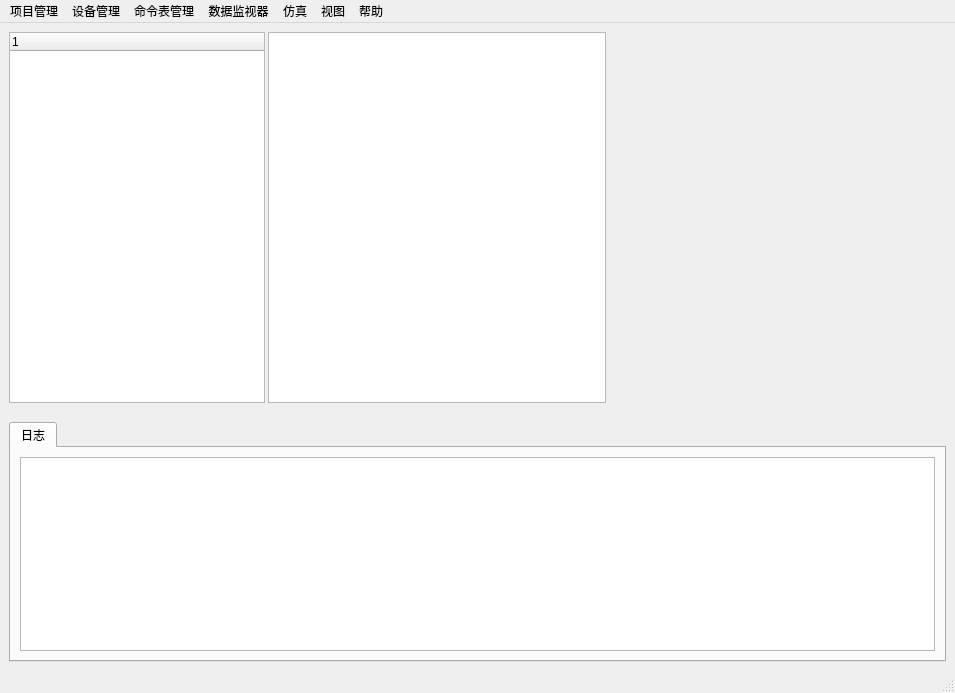
Qt form mainwindow.ui (RobbinLin7/ARINC659-SIM) before a commit.
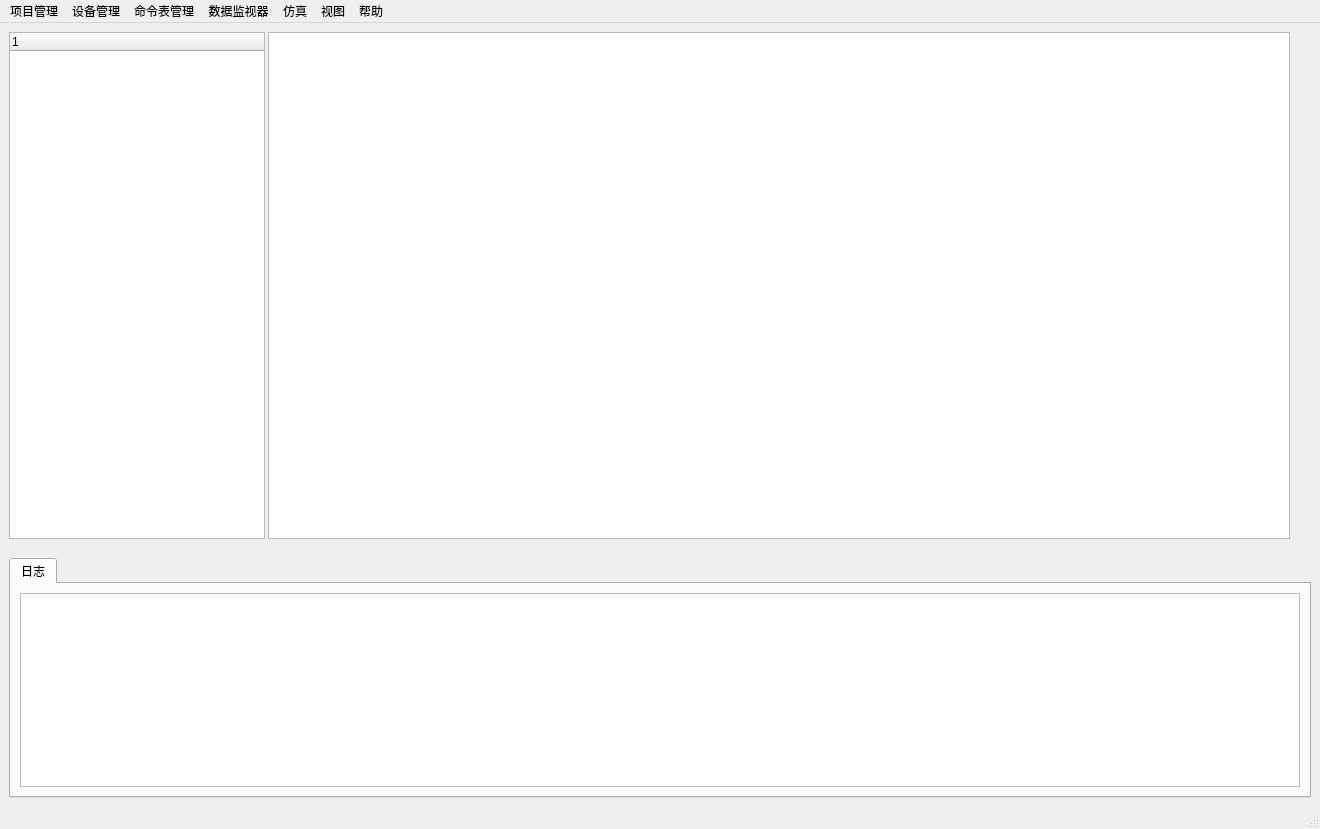
The same form after that commit.

The edit to the form file:
```diff
--- a/mainwindow.ui
+++ b/mainwindow.ui
@@ -6,8 +6,8 @@
    <rect>
     <x>0</x>
     <y>0</y>
-    <width>955</width>
-    <height>693</height>
+    <width>1320</width>
+    <height>829</height>
    </rect>
   </property>
   <property name="sizePolicy">
@@ -75,7 +75,19 @@
          </widget>
         </item>
         <item>
-         <widget class="QWidget" name="widget" native="true"/>
+         <widget class="QWidget" name="paraConfigWidget" native="true">
+          <property name="sizePolicy">
+           <sizepolicy hsizetype="Maximum" vsizetype="Expanding">
+            <horstretch>0</horstretch>
+            <verstretch>0</verstretch>
+           </sizepolicy>
+          </property>
+          <layout class="QGridLayout" name="gridLayout_2">
+           <item row="0" column="0">
+            <layout class="QVBoxLayout" name="paraConfigLayout"/>
+           </item>
+          </layout>
+         </widget>
         </item>
        </layout>
       </item>
@@ -133,8 +145,8 @@
     <rect>
      <x>0</x>
      <y>0</y>
-     <width>955</width>
-     <height>26</height>
+     <width>1320</width>
+     <height>21</height>
     </rect>
    </property>
    <widget class="QMenu" name="menuprojectManagement">
```
